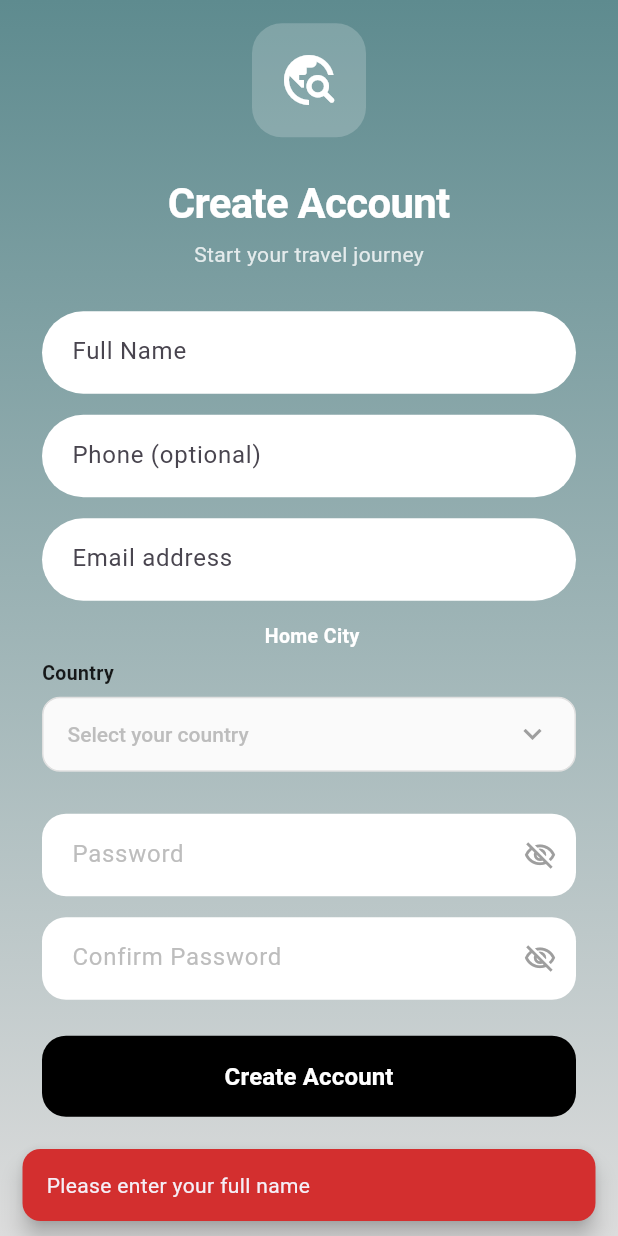
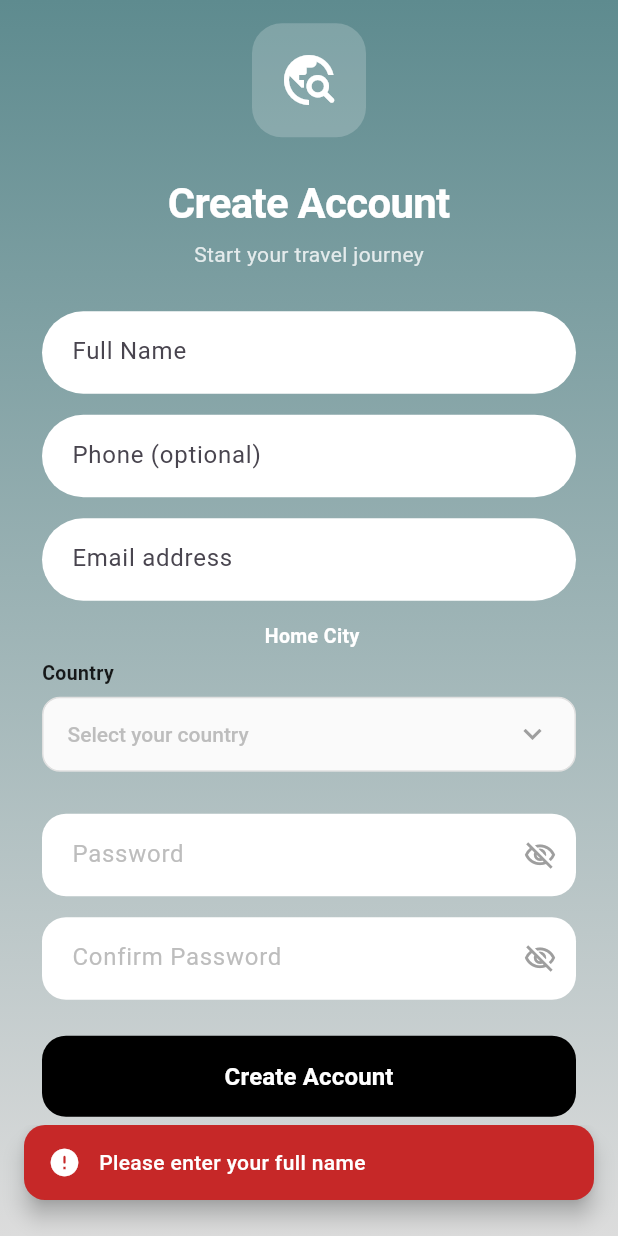
Before and after one commit to AbdelrahmanMostafa33/TourMate-AI, a Flutter app: the SignUpScreen screen opened by its route, after a tap on "Create Account", on a phone screen of 412 x 824 dp. Run offline on Flutter 3.47's test engine with Material 3 defaults, Android fonts, the phone set to English and light mode, and no system bars; our stand-ins replace dio, equatable, firebase_auth, firebase_core, flutter_bloc, flutter_map and 9 more; accounts and stored records are empty; generated files the repository leaves out were written again; network calls fail.

Commit message:
feat: add review likes and improve chat responses
Add review likes table and endpoints, tighten auth security, and improve WebSocket and response handling

````diff
--- a/mobile/lib/core/network/api_services.dart
+++ b/mobile/lib/core/network/api_services.dart
@@ -133,6 +133,12 @@ abstract class ApiServices {
       @Path('review_id') String reviewId,
       );
 
+  /// LIKE / UNLIKE A REVIEW (toggle)
+  @POST("/api/v1/reviews/{review_id}/like")
+  Future<void> likeReview(
+      @Path('review_id') String reviewId,
+      );
+
   /// DELETE A TRIP
   @DELETE("/api/v1/trips/{trip_id}")
   Future<void> deleteTrip(
--- /dev/null
+++ b/mobile/lib/core/widgets/app_snackbar.dart
@@ -0,0 +1,116 @@
+import 'package:flutter/material.dart';
+
+/// A polished, reusable snackbar utility for consistent app-wide feedback.
+///
+/// Usage:
+/// ```dart
+/// AppSnackbar.success(context, 'Welcome back!');
+/// AppSnackbar.error(context, 'Something went wrong');
+/// AppSnackbar.info(context, 'Trip created!');
+/// AppSnackbar.warning(context, 'Please fill in all fields');
+/// ```
+class AppSnackbar {
+  AppSnackbar._();
+
+  /// Shows a green success snackbar with a checkmark icon.
+  static void success(
+    BuildContext context,
+    String message, {
+    Duration duration = const Duration(seconds: 3),
+  }) {
+    _show(
+      context,
+      message: message,
+      icon: Icons.check_circle_rounded,
+      backgroundColor: const Color(0xFF2E7D32),
+      duration: duration,
+    );
+  }
+
+  /// Shows a red error snackbar with an error icon.
+  static void error(
+    BuildContext context,
+    String message, {
+    Duration duration = const Duration(seconds: 4),
+  }) {
+    _show(
+      context,
+      message: message,
+      icon: Icons.error_rounded,
+      backgroundColor: const Color(0xFFC62828),
+      duration: duration,
+    );
+  }
+
+  /// Shows a blue info snackbar with an info icon.
+  static void info(
+    BuildContext context,
+    String message, {
+    Duration duration = const Duration(seconds: 3),
+  }) {
+    _show(
+      context,
+      message: message,
+      icon: Icons.info_rounded,
+      backgroundColor: const Color(0xFF1565C0),
+      duration: duration,
+    );
+  }
+
+  /// Shows an orange warning snackbar with a warning icon.
+  static void warning(
+    BuildContext context,
+    String message, {
+    Duration duration = const Duration(seconds: 3),
+  }) {
+    _show(
+      context,
+      message: message,
+      icon: Icons.warning_rounded,
+      backgroundColor: const Color(0xFFE65100),
+      duration: duration,
+    );
+  }
+
+  static void _show(
+    BuildContext context, {
+    required String message,
+    required IconData icon,
+    required Color backgroundColor,
+    Duration duration = const Duration(seconds: 3),
+  }) {
+    ScaffoldMessenger.of(context)
+      ..clearSnackBars()
+      ..showSnackBar(
+        SnackBar(
+          content: Row(
+            children: [
+              Icon(icon, color: Colors.white, size: 22),
+              const SizedBox(width: 12),
+              Expanded(
+                child: Text(
+                  message,
+                  style: const TextStyle(
+                    fontSize: 14,
+                    fontWeight: FontWeight.w500,
+                    color: Colors.white,
+                    height: 1.3,
+                  ),
+                ),
+              ),
+            ],
+          ),
+          backgroundColor: backgroundColor,
+          behavior: SnackBarBehavior.floating,
+          margin: const EdgeInsets.fromLTRB(16, 0, 16, 24),
+          padding: const EdgeInsets.symmetric(horizontal: 16, vertical: 14),
+          shape: RoundedRectangleBorder(
+            borderRadius: BorderRadius.circular(14),
+          ),
+          duration: duration,
+          dismissDirection: DismissDirection.horizontal,
+          elevation: 6,
+        ),
+      );
+  }
+}
--- a/mobile/lib/features/auth/presentation/screens/signup_screen.dart
+++ b/mobile/lib/features/auth/presentation/screens/signup_screen.dart
@@ -7,6 +7,7 @@ import '../../data/models/register_request.dart';
 import '../../data/repository/auth_repository.dart';
 import '../widgets/custom_textfield.dart';
 import '../../../../core/errors/auth_error_handler.dart';
+import '../../../../core/widgets/app_snackbar.dart';
 
 class SignUpScreen extends StatefulWidget {
   const SignUpScreen({super.key});
@@ -74,11 +75,7 @@ class _SignUpScreenState extends State<SignUpScreen> {
 
       if (!mounted) return;
 
-      ScaffoldMessenger.of(context).showSnackBar(
-        const SnackBar(
-          content: Text("Account created! Sign in to continue."),
-        ),
-      );
+      AppSnackbar.success(context, 'Account created! Sign in to continue.');
 
       Navigator.pushReplacementNamed(context, "/signin");
     } catch (e) {
@@ -90,16 +87,7 @@ class _SignUpScreenState extends State<SignUpScreen> {
 
   void _showError(String message) {
     if (!mounted) return;
-    ScaffoldMessenger.of(context).showSnackBar(
-      SnackBar(
-        content: Text(message),
-        backgroundColor: Colors.red.shade700,
-        behavior: SnackBarBehavior.floating,
-        shape: RoundedRectangleBorder(
-          borderRadius: BorderRadius.circular(12),
-        ),
-      ),
-    );
+    AppSnackbar.error(context, message);
   }
 
   @override
````
Also changed, not shown: mobile/lib/features/auth/presentation/screens/edit_profile_screen.dart (+2 -6 lines), mobile/lib/features/auth/presentation/screens/profile_screen.dart (+2 -6 lines), mobile/lib/features/auth/presentation/screens/signin_screen.dart (+4 -15 lines), mobile/lib/features/places/data/models/review_model.dart (+6 -1 lines), mobile/lib/features/places/logic/reviews_cubit.dart (+59 -0 lines), mobile/lib/features/places/presentation/screens/place_detail_screen.dart (+50 -42 lines), mobile/lib/features/trips/presentation/screens/create_trip_screen.dart (+4 -12 lines), mobile/lib/features/trips/presentation/screens/trip_detail_screen.dart (+3 -10 lines), mobile/lib/core/network/api_services.g.dart, mobile/lib/features/trips/logic/trip_detail_state.freezed.dart, 5 other files.
